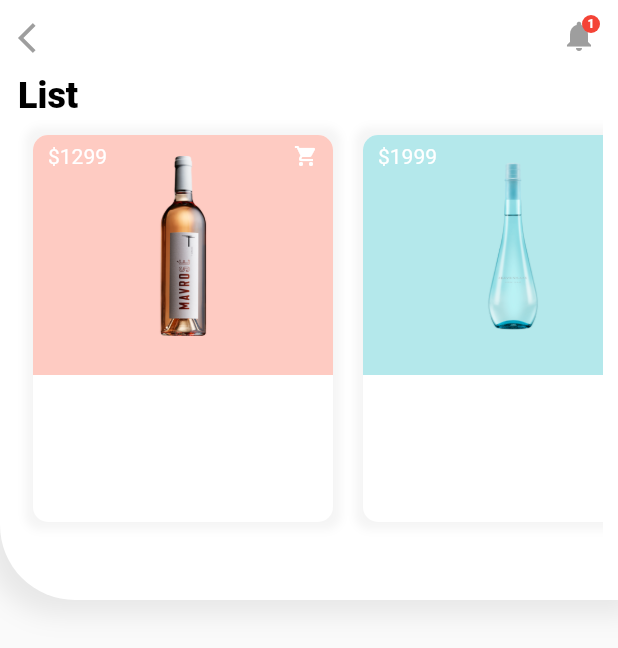
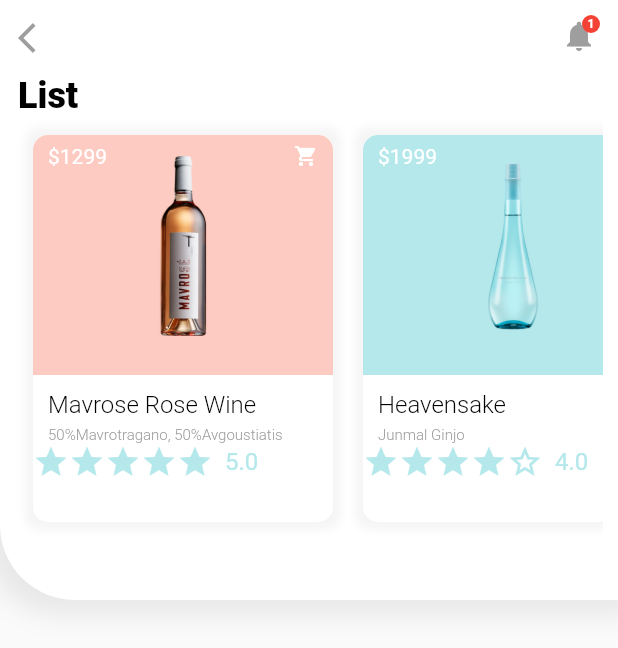
Before and after one commit to nimesh1997/flutter_app_drink_ui, a Flutter app: the screen it shows after launch, on a phone screen of 412 x 824 dp. Shown: the top 648 px of the screen. Run offline on Flutter 3.47's test engine with Material 2 defaults, Android fonts, the phone set to English and light mode, and no system bars; our stand-ins replace fluttertoast.

Commit message:
minor changes names and ratings added

```diff
--- a/lib/model/Drink.dart
+++ b/lib/model/Drink.dart
@@ -29,7 +29,10 @@ class Drink {
     Drink(
         price: '\$1999',
         title: 'Heavensake',
-        subTitle: 'Junmal Ginjo', imgPath: 'assets/images/heavensake.png', color: Color(0xFFB4E8EB), rating: 4),
+        subTitle: 'Junmal Ginjo',
+        imgPath: 'assets/images/heavensake.png',
+        color: Color(0xFFB4E8EB),
+        rating: 4),
     Drink(
         price: '\$1299',
         title: 'Mavrose Rose Wine',
--- a/lib/screens/HomePage.dart
+++ b/lib/screens/HomePage.dart
@@ -111,6 +111,7 @@ class _HomePageState extends State<HomePage> {
     );
   }
 
+  /// It is a static heading name 'List'
   Widget buildTile() {
     return Container(
       child: Row(
@@ -124,6 +125,23 @@ class _HomePageState extends State<HomePage> {
     );
   }
 
+  buildList() {
+    return Container(
+      margin: EdgeInsets.only(right: 10.0),
+      height: 280.0,
+      width: MediaQuery.of(context).size.width,
+//      alignment: Alignment.bottomCenter,
+      child: ListView.builder(
+          scrollDirection: Axis.horizontal,
+          itemCount: drinkList.length,
+          itemBuilder: (context, index) {
+            print('item: ${drinkList[index].toString()}');
+            return buildListItem(index);
+          }),
+    );
+  }
+
+  ///this method creates the list of drink items
   Widget buildListItem(int index) {
     return Padding(
       padding: EdgeInsets.only(top: 12.0, bottom: 10.0, left: 10.0, right: 10.0),
@@ -135,13 +153,17 @@ class _HomePageState extends State<HomePage> {
               Radius.circular(10.0),
             ),
             boxShadow: [BoxShadow(color: Colors.grey.withOpacity(0.1), blurRadius: 4.0, spreadRadius: 5.0)]),
-        child: Stack(
+        child: Column(
+          crossAxisAlignment: CrossAxisAlignment.start,
+          children: <Widget>[
+            Stack(
               children: <Widget>[
                 Container(
                   height: 160.0,
                   width: 200.0,
                   decoration: BoxDecoration(
-                  color: drinkList[index].color, borderRadius: BorderRadius.only(topLeft: Radius.circular(10.0), topRight: Radius.circular(10.0))),
+                      color: drinkList[index].color,
+                      borderRadius: BorderRadius.only(topLeft: Radius.circular(10.0), topRight: Radius.circular(10.0))),
                 ),
                 Padding(
                   padding: const EdgeInsets.all(14.0),
@@ -170,26 +192,63 @@ class _HomePageState extends State<HomePage> {
                               size: 16.0,
                             )),
                       ],
-                ))
+                    )),
+              ],
+            ),
+            Padding(
+              padding: EdgeInsets.only(left: 10.0, top: 10.0),
+              child: Text(
+                drinkList[index].title,
+                style: TextStyle(fontSize: 16.0, fontWeight: FontWeight.w300, color: Colors.black),
+              ),
+            ),
+            SizedBox(
+              height: 5.0,
+            ),
+            Padding(
+              padding: EdgeInsets.only(left: 10.0),
+              child: Text(
+                drinkList[index].subTitle,
+                style: TextStyle(fontSize: 10.0, fontWeight: FontWeight.w300, color: Colors.grey),
+              ),
+            ),
+            Row(
+              children: <Widget>[
+                Row(
+                  children: getStarRating(drinkList[index].rating),
+                ),
+                Padding(
+                  padding: EdgeInsets.only(left: 8.0),
+                  child: Text(
+                    (drinkList[index].rating / 1.0).toString(),
+                    style: TextStyle(fontSize: 16.0, fontWeight: FontWeight.w400, color: Color(0xFFB4E8EB)),
+                  ),
+                )
+              ],
+            ),
           ],
         ),
       ),
     );
   }
 
-  buildList() {
-    return Container(
-      margin: EdgeInsets.only(right: 10.0),
-      height: 280.0,
-      width: MediaQuery.of(context).size.width,
-//      alignment: Alignment.bottomCenter,
-      child: ListView.builder(
-          scrollDirection: Axis.horizontal,
-          itemCount: drinkList.length,
-          itemBuilder: (context, index) {
-            print('item: ${drinkList[index].toString()}');
-            return buildListItem(index);
-          }),
-    );
+  /// this method requires the rating parameter which tells the rating of the wine
+  /// in this method on the basis of rating it makes the star with color filled or simple star
+  List<Widget> getStarRating(int rating) {
+    List<Widget> wid = [];
+    for (int i = 0; i < 5; i++) {
+      if (i < rating) {
+        wid.add(Icon(
+          Icons.star,
+          color: Color(0xFFB4E8EB),
+        ));
+      } else {
+        wid.add(Icon(
+          Icons.star_border,
+          color: Color(0xFFB4E8EB),
+        ));
       }
     }
+    return wid;
+  }
+}
```
Lines whose indentation alone changed are shown as unchanged.
